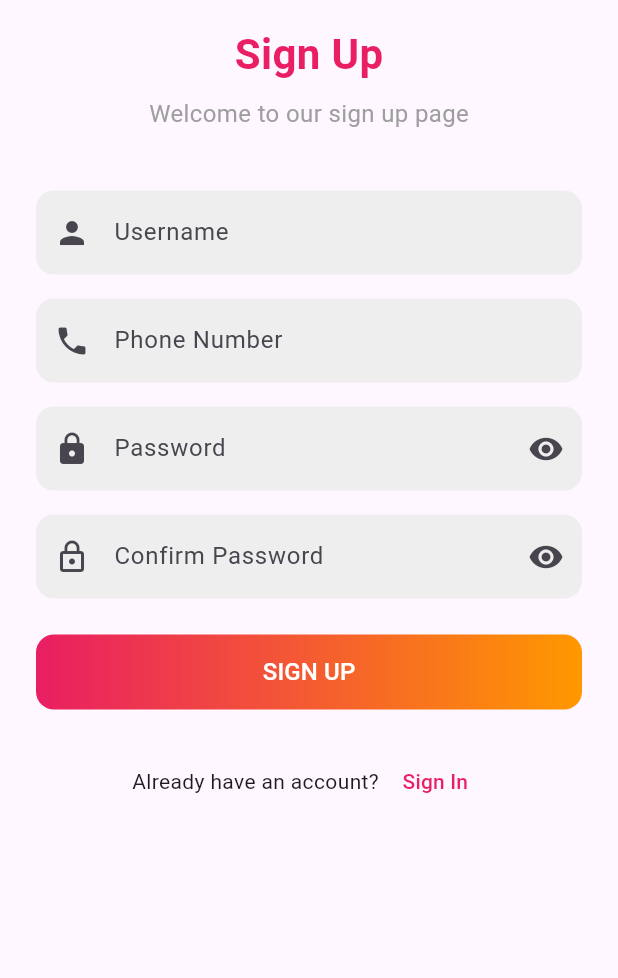
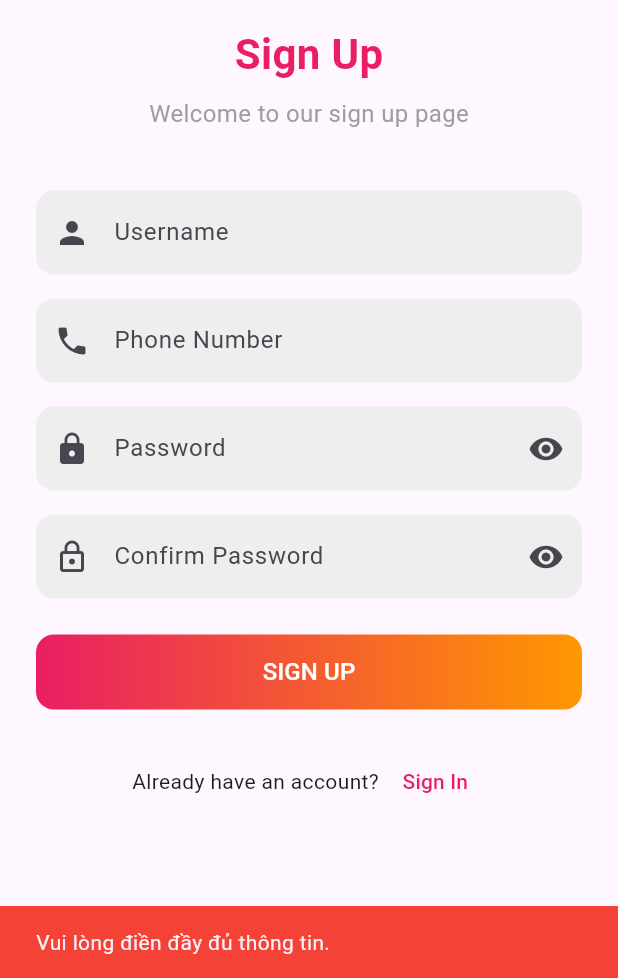
Before and after one commit to ppkhanhs/ocake-shop-flutter, a Flutter app: the RegisterScreen screen opened directly, after a tap on "SIGN UP", on a phone screen of 412 x 824 dp, the part 258-1236 px from its top. Run offline on Flutter 3.47's test engine with Material 3 defaults, Android fonts, the light colour scheme and no system bars; our stand-ins replace cloud_firestore, image_picker; accounts and stored records are empty.

Commit message:
update login, register

```diff
--- a/app_ocake/lib/views/client/screens/register_screen.dart
+++ b/app_ocake/lib/views/client/screens/register_screen.dart
@@ -14,6 +14,57 @@ class _RegisterScreenState extends State<RegisterScreen> {
   final confirmPasswordController = TextEditingController();
   bool isPasswordVisible = false;
   bool isConfirmPasswordVisible = false;
+
+  @override
+  void dispose() {
+    usernameController.dispose();
+    phoneController.dispose();
+    passwordController.dispose();
+    confirmPasswordController.dispose();
+    super.dispose();
+  }
+
+  void _register() {
+    final username = usernameController.text.trim();
+    final phone = phoneController.text.trim();
+    final password = passwordController.text;
+    final confirmPassword = confirmPasswordController.text;
+
+    if (username.isEmpty ||
+        phone.isEmpty ||
+        password.isEmpty ||
+        confirmPassword.isEmpty) {
+      ScaffoldMessenger.of(context).showSnackBar(
+        const SnackBar(
+          content: Text("Vui lòng điền đầy đủ thông tin."),
+          backgroundColor: Colors.red,
+        ),
+      );
+      return;
+    }
+
+    if (password != confirmPassword) {
+      ScaffoldMessenger.of(context).showSnackBar(
+        const SnackBar(
+          content: Text("Mật khẩu xác nhận không khớp."),
+          backgroundColor: Colors.red,
+        ),
+      );
+      return;
+    }
+
+    ScaffoldMessenger.of(context).showSnackBar(
+      const SnackBar(
+        content: Text("Đăng ký thành công!"),
+        duration: Duration(seconds: 2),
+        backgroundColor: Colors.green,
+      ),
+    );
+
+    Future.delayed(const Duration(seconds: 2), () {
+      Navigator.pop(context); // Quay lại trang đăng nhập
+    });
+  }
 
   @override
   Widget build(BuildContext context) {
@@ -38,7 +89,6 @@ class _RegisterScreenState extends State<RegisterScreen> {
 
                 const SizedBox(height: 20),
 
-                // Logo và tiêu đề
                 Center(
                   child: Column(
                     children: [
@@ -164,7 +214,7 @@ class _RegisterScreenState extends State<RegisterScreen> {
                     ),
                   ),
                   child: TextButton(
-                    onPressed: () {},
+                    onPressed: _register,
                     child: const Text(
                       "SIGN UP",
                       style: TextStyle(color: Colors.white, fontSize: 16),
--- a/app_ocake/pubspec.yaml
+++ b/app_ocake/pubspec.yaml
@@ -4,7 +4,7 @@ publish_to: 'none'
 version: 0.1.0
 
 environment:
-  sdk: ^3.7.2
+  sdk: ^3.7.0
 
 dependencies:
   flutter:
```
Also changed, not shown: app_ocake/lib/main.dart (+3 -5 lines), app_ocake/lib/views/client/screens/login_screen.dart (+23 -17 lines), app_ocake/pubspec.lock.
